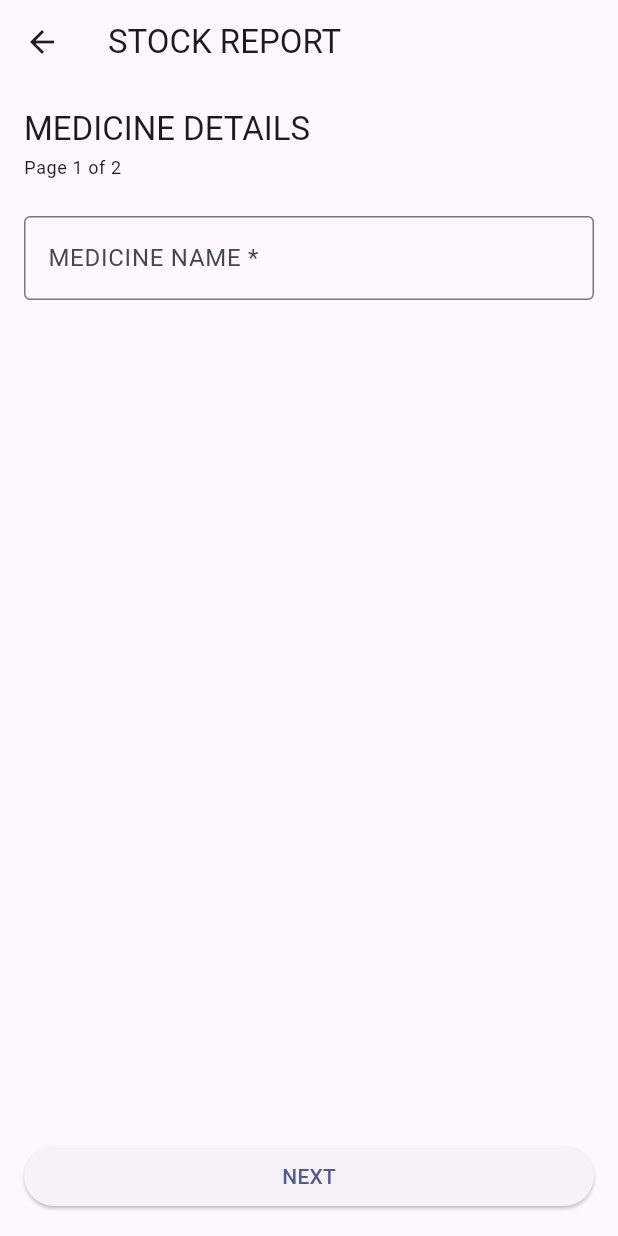
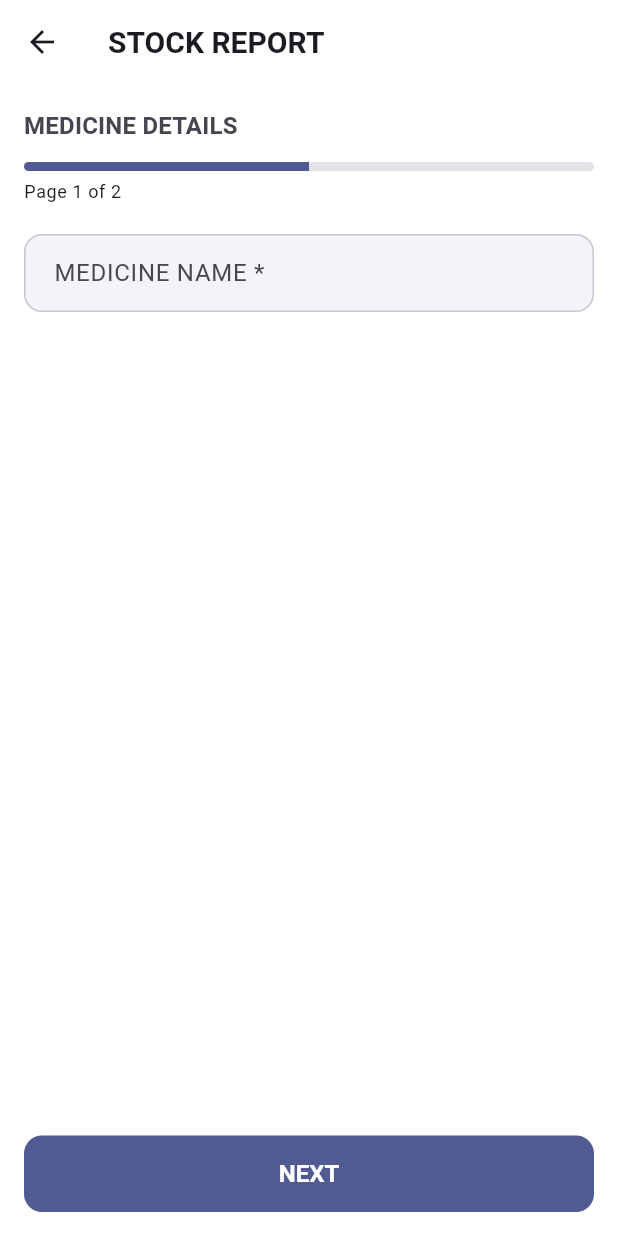
Before and after one commit to jatin-web/ekfrazo_assignment, a Flutter app: the screen it shows after launch, after a tap on "START FORM", on a phone screen of 412 x 824 dp. Run offline on Flutter 3.47's test engine with Material 3 defaults, Android fonts, the phone set to English and light mode, and no system bars; our stand-ins replace equatable, flutter_bloc.

Commit message:
refactor(form): Improve form layout

```diff
--- /dev/null
+++ b/lib/core/theme/app_theme.dart
@@ -0,0 +1,77 @@
+import 'package:flutter/material.dart';
+
+ThemeData buildAppTheme() {
+  final scheme = ColorScheme.fromSeed(seedColor: Colors.indigo);
+  return ThemeData(
+    colorScheme: scheme,
+    useMaterial3: true,
+    scaffoldBackgroundColor: scheme.surfaceContainerLowest,
+    appBarTheme: AppBarTheme(
+      centerTitle: false,
+      elevation: 0,
+      scrolledUnderElevation: 1,
+      backgroundColor: scheme.surfaceContainerLowest,
+      foregroundColor: scheme.onSurface,
+      titleTextStyle: TextStyle(
+        color: scheme.onSurface,
+        fontSize: 20,
+        fontWeight: FontWeight.w600,
+      ),
+    ),
+    cardTheme: CardThemeData(
+      elevation: 0,
+      color: scheme.surfaceContainer,
+      surfaceTintColor: Colors.transparent,
+      margin: const EdgeInsets.symmetric(vertical: 8),
+      shape: RoundedRectangleBorder(
+        borderRadius: BorderRadius.circular(16),
+        side: BorderSide(color: scheme.outlineVariant),
+      ),
+    ),
+    inputDecorationTheme: InputDecorationTheme(
+      filled: true,
+      fillColor: scheme.surfaceContainerLow,
+      contentPadding: const EdgeInsets.symmetric(
+        horizontal: 16,
+        vertical: 14,
+      ),
+      border: OutlineInputBorder(
+        borderRadius: BorderRadius.circular(12),
+        borderSide: BorderSide(color: scheme.outlineVariant),
+      ),
+      enabledBorder: OutlineInputBorder(
+        borderRadius: BorderRadius.circular(12),
+        borderSide: BorderSide(color: scheme.outlineVariant),
+      ),
+      focusedBorder: OutlineInputBorder(
+        borderRadius: BorderRadius.circular(12),
+        borderSide: BorderSide(color: scheme.primary, width: 2),
+      ),
+      errorBorder: OutlineInputBorder(
+        borderRadius: BorderRadius.circular(12),
+        borderSide: BorderSide(color: scheme.error),
+      ),
+    ),
+    elevatedButtonTheme: ElevatedButtonThemeData(
+      style: ElevatedButton.styleFrom(
+        elevation: 0,
+        backgroundColor: scheme.primary,
+        foregroundColor: scheme.onPrimary,
+        disabledBackgroundColor: scheme.onSurface.withValues(alpha: 0.12),
+        padding: const EdgeInsets.symmetric(vertical: 16),
+        shape: RoundedRectangleBorder(
+          borderRadius: BorderRadius.circular(12),
+        ),
+        textStyle: const TextStyle(
+          fontSize: 16,
+          fontWeight: FontWeight.w600,
+        ),
+      ),
+    ),
+    progressIndicatorTheme: ProgressIndicatorThemeData(
+      color: scheme.primary,
+      linearTrackColor: scheme.surfaceContainerHighest,
+    ),
+    dividerTheme: DividerThemeData(color: scheme.outlineVariant),
+  );
+}
--- a/lib/features/form/presentation/pages/form_screen_view.dart
+++ b/lib/features/form/presentation/pages/form_screen_view.dart
@@ -22,6 +22,7 @@ class FormScreenView extends StatelessWidget {
         final pages = screen.orderedPages;
         final page = pages[state.currentPageIndex];
         final canGoBack = state.currentPageIndex > 0 || state.canGoBackScreen;
+        final hasMultiplePages = pages.length > 1;
 
         return Scaffold(
           appBar: AppBar(
@@ -45,14 +46,27 @@ class FormScreenView extends StatelessWidget {
                 children: [
                   Text(
                     page.label,
-                    style: Theme.of(context).textTheme.titleLarge,
+                    style: Theme.of(context).textTheme.titleMedium?.copyWith(
+                      color: Theme.of(context).colorScheme.onSurfaceVariant,
+                      fontWeight: FontWeight.w600,
+                    ),
                   ),
-                  const SizedBox(height: 4),
-                  Text(
-                    'Page ${state.currentPageIndex + 1} of ${pages.length}',
-                    style: Theme.of(context).textTheme.bodySmall,
-                  ),
-                  const SizedBox(height: 24),
+                  if (hasMultiplePages) ...[
+                    const SizedBox(height: 12),
+                    ClipRRect(
+                      borderRadius: BorderRadius.circular(4),
+                      child: LinearProgressIndicator(
+                        value: (state.currentPageIndex + 1) / pages.length,
+                        minHeight: 6,
+                      ),
+                    ),
+                    const SizedBox(height: 6),
+                    Text(
+                      'Page ${state.currentPageIndex + 1} of ${pages.length}',
+                      style: Theme.of(context).textTheme.bodySmall,
+                    ),
+                  ],
+                  const SizedBox(height: 20),
                   Expanded(
                     child: ListView(
                       children: [
@@ -80,6 +94,7 @@ class FormScreenView extends StatelessWidget {
                       ],
                     ),
                   ),
+                  const SizedBox(height: 16),
                   SizedBox(
                     width: double.infinity,
                     child: ElevatedButton(
--- a/lib/features/form/presentation/widgets/dynamic_field_widget.dart
+++ b/lib/features/form/presentation/widgets/dynamic_field_widget.dart
@@ -43,22 +43,14 @@ class _DynamicFieldWidgetState extends State<DynamicFieldWidget> {
       case FieldFormat.textInput:
         return TextFormField(
           controller: _textController,
-          decoration: InputDecoration(
-            labelText: label,
-            errorText: widget.errorText,
-            border: const OutlineInputBorder(),
-          ),
+          decoration: InputDecoration(labelText: label, errorText: widget.errorText),
           onChanged: widget.onChanged,
         );
       case FieldFormat.dropdown:
         final value = widget.initialValue;
         return DropdownButtonFormField<String>(
           initialValue: (value == null || value.isEmpty) ? null : value,
-          decoration: InputDecoration(
-            labelText: label,
-            errorText: widget.errorText,
-            border: const OutlineInputBorder(),
-          ),
+          decoration: InputDecoration(labelText: label, errorText: widget.errorText),
           items: [
             for (final option in widget.config.enums)
               DropdownMenuItem(value: option.code, child: Text(option.name)),
--- a/lib/features/form/presentation/widgets/template_node_widget.dart
+++ b/lib/features/form/presentation/widgets/template_node_widget.dart
@@ -48,7 +48,10 @@ class TemplateNodeWidget extends StatelessWidget {
             for (final entry in data)
               Padding(
                 padding: const EdgeInsets.symmetric(vertical: 4),
-                child: Text(TemplateResolver.resolve(entry.value, formData)),
+                child: Text(
+                  TemplateResolver.resolve(entry.value, formData),
+                  style: Theme.of(context).textTheme.bodyMedium,
+                ),
               ),
           ],
         );
@@ -57,35 +60,43 @@ class TemplateNodeWidget extends StatelessWidget {
         return Column(
           mainAxisSize: MainAxisSize.min,
           children: [
-            for (final entry in data)
+            for (final (index, entry) in data.indexed) ...[
+              if (index > 0) const Divider(height: 1),
               Padding(
-                padding: const EdgeInsets.symmetric(vertical: 6),
+                padding: const EdgeInsets.symmetric(vertical: 10),
                 child: Row(
                   mainAxisAlignment: MainAxisAlignment.spaceBetween,
                   children: [
                     Text(
                       entry.key,
-                      style: const TextStyle(fontWeight: FontWeight.w600),
+                      style: Theme.of(context).textTheme.bodyMedium?.copyWith(
+                        fontWeight: FontWeight.w600,
+                      ),
                     ),
                     const SizedBox(width: 12),
                     Flexible(
                       child: Text(
                         TemplateResolver.resolve(entry.value, formData),
                         textAlign: TextAlign.right,
+                        style: Theme.of(context).textTheme.bodyMedium,
                       ),
                     ),
                   ],
                 ),
               ),
+            ],
           ],
         );
 
       case ButtonComponent(:final label, :final onAction):
-        return SizedBox(
-          width: double.infinity,
-          child: ElevatedButton(
-            onPressed: () => onButtonAction(onAction),
-            child: Text(label),
+        return Padding(
+          padding: const EdgeInsets.only(top: 8),
+          child: SizedBox(
+            width: double.infinity,
+            child: ElevatedButton(
+              onPressed: () => onButtonAction(onAction),
+              child: Text(label),
+            ),
           ),
         );
     }
--- a/lib/main.dart
+++ b/lib/main.dart
@@ -1,6 +1,7 @@
 import 'package:flutter/material.dart';
 import 'package:flutter_bloc/flutter_bloc.dart';
 
+import 'package:ekfrazo_assignment/core/theme/app_theme.dart';
 import 'package:ekfrazo_assignment/features/form/data/datasources/form_local_data_source.dart';
 import 'package:ekfrazo_assignment/features/form/data/repositories/form_repository_impl.dart';
 import 'package:ekfrazo_assignment/features/form/presentation/bloc/flow_bloc.dart';
@@ -18,7 +19,7 @@ class MyApp extends StatelessWidget {
   Widget build(BuildContext context) {
     return MaterialApp(
       title: 'Stock Reports',
-      theme: ThemeData(colorSchemeSeed: Colors.indigo, useMaterial3: true),
+      theme: buildAppTheme(),
       home: BlocProvider(
         create: (_) => FlowBloc(
           repository: FormRepositoryImpl(
```
